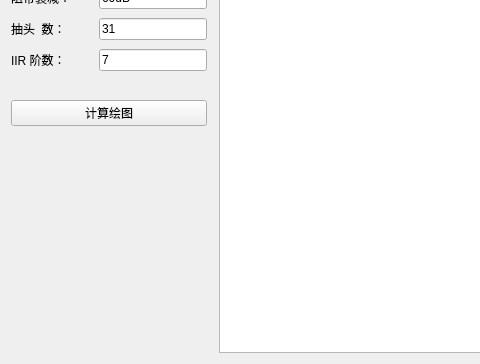
Old version of the form SciFilter/SciFilter.ui in the repository XIVN1987/PYQTool; both pictures show x 0 to 480 and y 436 to 800 of the 1100 by 800 pixel window.
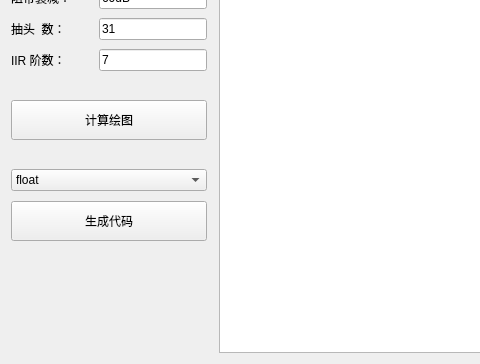
New version of the form.

Commit message: SciFilter add code generation

What changed in the file:
```diff
--- a/SciFilter/SciFilter.ui
+++ b/SciFilter/SciFilter.ui
@@ -332,12 +332,21 @@
       </layout>
      </item>
      <item>
-      <layout class="QHBoxLayout" name="hLayoutO">
+      <layout class="QVBoxLayout" name="vLayoutC">
        <property name="topMargin">
         <number>20</number>
        </property>
+       <property name="bottomMargin">
+        <number>20</number>
+       </property>
        <item>
         <widget class="QPushButton" name="btnCalc">
+         <property name="minimumSize">
+          <size>
+           <width>0</width>
+           <height>40</height>
+          </size>
+         </property>
          <property name="text">
           <string>计算绘图</string>
          </property>
@@ -345,6 +354,48 @@
        </item>
       </layout>
      </item>
+     <item>
+      <layout class="QVBoxLayout" name="vLayoutG">
+       <property name="spacing">
+        <number>10</number>
+       </property>
+       <item>
+        <widget class="QComboBox" name="cmbType">
+         <property name="toolTip">
+          <string>coefficient data type</string>
+         </property>
+         <item>
+          <property name="text">
+           <string>float</string>
+          </property>
+         </item>
+         <item>
+          <property name="text">
+           <string>int8_t</string>
+          </property>
+         </item>
+         <item>
+          <property name="text">
+           <string>int16_t</string>
+          </property>
+         </item>
+        </widget>
+       </item>
+       <item>
+        <widget class="QPushButton" name="btnGen">
+         <property name="minimumSize">
+          <size>
+           <width>0</width>
+           <height>40</height>
+          </size>
+         </property>
+         <property name="text">
+          <string>生成代码</string>
+         </property>
+        </widget>
+       </item>
+      </layout>
+     </item>
      <item>
       <spacer name="vSpacer">
        <property name="orientation">
```
Left out of the diff: 2 changed lines with no effect on the pictures. The commit also changes 6 other files.
